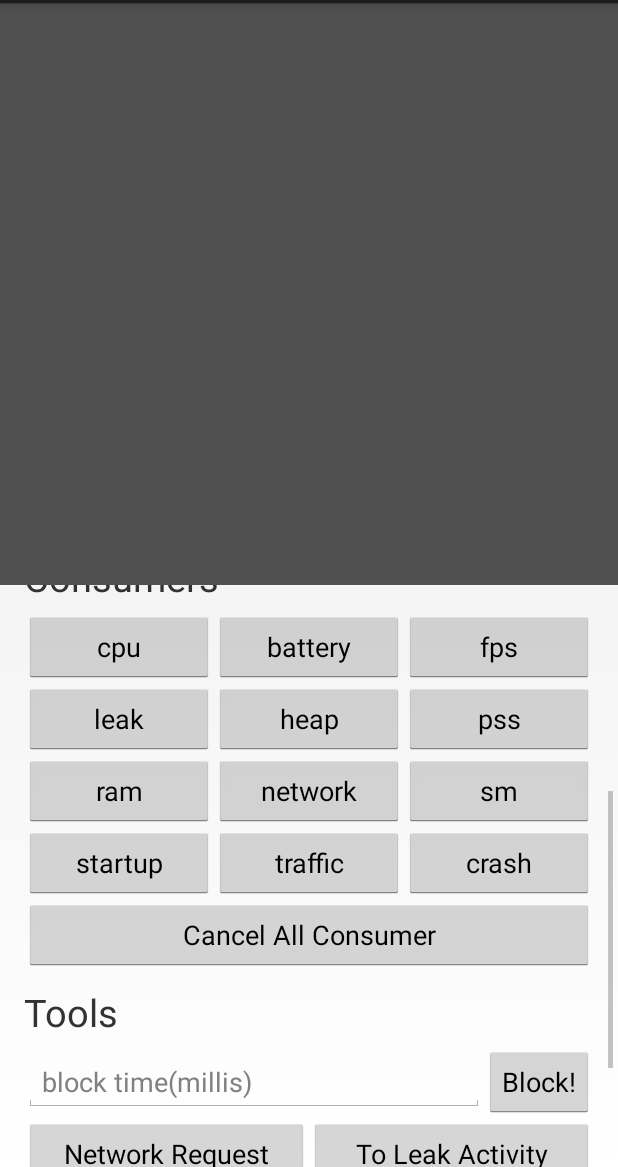
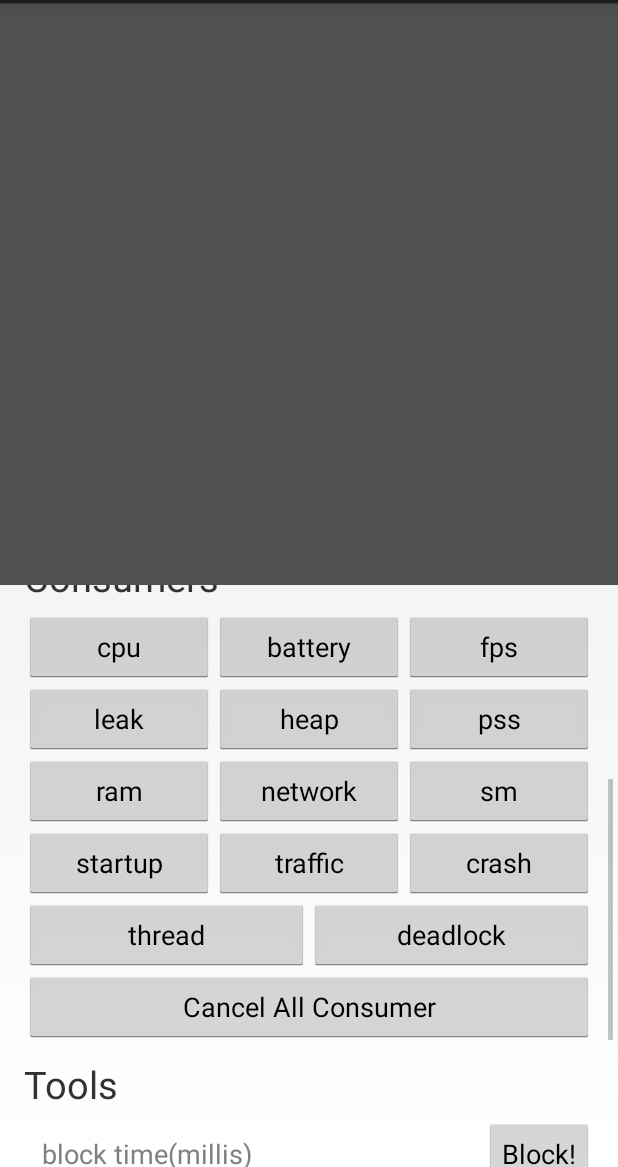
Before and after one commit to Kyson/AndroidGodEye, an Android app: the MainActivity screen opened directly, with no data from a screen before it, scrolled down 271 dp, on a phone screen of 412 x 824 dp, the part 69-1236 px from its top. Run offline under Robolectric (Android 15) with nearby library versions, the phone set to English and light mode, and no system bars; our stand-ins replace ButterKnife, RxJava.

Commit message:
支持检测线程死锁

```diff
--- a/android-godeye-monitor/src/main/java/cn/hikyson/godeye/monitor/driver/Pipe.java
+++ b/android-godeye-monitor/src/main/java/cn/hikyson/godeye/monitor/driver/Pipe.java
@@ -188,7 +188,6 @@ public class Pipe {
         }
     }
 
-
     private static <T> Collection<T> cloneList(Collection<T> originList) {
         List<T> dest = new ArrayList<>();
         if (originList == null || originList.isEmpty()) {
--- a/android-godeye-sample/src/main/res/layout/activity_main.xml
+++ b/android-godeye-sample/src/main/res/layout/activity_main.xml
@@ -106,6 +106,18 @@
                         android:layout_width="match_parent"
                         android:layout_height="wrap_content"
                         android:text="crash"/>
+
+                    <CheckBox
+                        android:id="@+id/activity_main_thread"
+                        android:layout_width="match_parent"
+                        android:layout_height="wrap_content"
+                        android:text="thread"/>
+
+                    <CheckBox
+                        android:id="@+id/activity_main_deadlock"
+                        android:layout_width="match_parent"
+                        android:layout_height="wrap_content"
+                        android:text="deadlock"/>
 
                 </LinearLayout>
 
@@ -312,6 +324,27 @@
 
             </LinearLayout>
 
+            <LinearLayout
+                android:layout_width="match_parent"
+                android:layout_height="wrap_content"
+                android:orientation="horizontal">
+
+                <Button
+                    android:id="@+id/activity_main_consumer_thread"
+                    android:layout_width="0dp"
+                    android:layout_height="wrap_content"
+                    android:layout_weight="1"
+                    android:text="thread"/>
+
+                <Button
+                    android:id="@+id/activity_main_consumer_deadlock"
+                    android:layout_width="0dp"
+                    android:layout_height="wrap_content"
+                    android:layout_weight="1"
+                    android:text="deadlock"/>
+
+            </LinearLayout>
+
             <Button
                 android:id="@+id/activity_main_consumer_cancel_watch"
                 android:layout_width="match_parent"
--- a/android-godeye/src/main/java/cn/hikyson/godeye/core/internal/modules/sm/core/BlockInterceptor.java
+++ b/android-godeye/src/main/java/cn/hikyson/godeye/core/internal/modules/sm/core/BlockInterceptor.java
@@ -5,10 +5,8 @@ import android.support.annotation.WorkerThread;
 
 
 public interface BlockInterceptor {
-    //TODO KYSON 暴露出去
     void onStart(Context context);
 
-    //TODO KYSON 暴露出去
     void onStop(Context context);
 
     /**
--- a/android-godeye/src/main/java/cn/hikyson/godeye/core/internal/modules/thread/ThreadContext.java
+++ b/android-godeye/src/main/java/cn/hikyson/godeye/core/internal/modules/thread/ThreadContext.java
@@ -7,5 +7,5 @@ public interface ThreadContext {
 
     long intervalMillis();
 
-    ThreadEngine.ThreadFilter threadFilter();
+    ThreadFilter threadFilter();
 }
--- a/android-godeye/src/main/java/cn/hikyson/godeye/core/internal/modules/thread/ThreadEngine.java
+++ b/android-godeye/src/main/java/cn/hikyson/godeye/core/internal/modules/thread/ThreadEngine.java
@@ -86,8 +86,4 @@ public class ThreadEngine implements Engine {
         }
         return threadList;
     }
-
-    public interface ThreadFilter {
-        boolean filter(Thread thread);
-    }
 }
--- a/android-godeye/src/main/java/cn/hikyson/godeye/core/internal/modules/thread/deadlock/DeadLockContext.java
+++ b/android-godeye/src/main/java/cn/hikyson/godeye/core/internal/modules/thread/deadlock/DeadLockContext.java
@@ -2,7 +2,7 @@ package cn.hikyson.godeye.core.internal.modules.thread.deadlock;
 
 import java.util.List;
 
-import cn.hikyson.godeye.core.internal.modules.thread.ThreadEngine;
+import cn.hikyson.godeye.core.internal.modules.thread.ThreadFilter;
 import io.reactivex.Observable;
 
 /**
@@ -13,5 +13,5 @@ public interface DeadLockContext {
 
     Observable<List<Thread>> threadInfoSubject();
 
-    ThreadEngine.ThreadFilter threadFilter();
+    ThreadFilter threadFilter();
 }
```
Also changed, not shown: android-godeye-sample/src/main/java/cn/hikyson/android/godeye/sample/DeadLockMaker.java (+19 -2 lines), android-godeye-sample/src/main/java/cn/hikyson/android/godeye/sample/MainActivity.java (+25 -15 lines), android-godeye/src/main/java/cn/hikyson/godeye/core/GodEye.java (+4 -9 lines), android-godeye/src/main/java/cn/hikyson/godeye/core/internal/modules/thread/ExcludeSystemThreadFilter.java (added, +15 -0 lines), android-godeye/src/main/java/cn/hikyson/godeye/core/internal/modules/thread/ThreadContextImpl.java (+2 -7 lines), android-godeye/src/main/java/cn/hikyson/godeye/core/internal/modules/thread/ThreadFilter.java (added, +8 -0 lines), android-godeye/src/main/java/cn/hikyson/godeye/core/internal/modules/thread/deadlock/DeadLock.java (+17 -6 lines), android-godeye/src/main/java/cn/hikyson/godeye/core/internal/modules/thread/deadlock/DeadLockContextImpl.java (+4 -4 lines), android-godeye/src/main/java/cn/hikyson/godeye/core/internal/modules/thread/deadlock/DeadLockDetector.java (+23 -1 lines), 2 other files.
